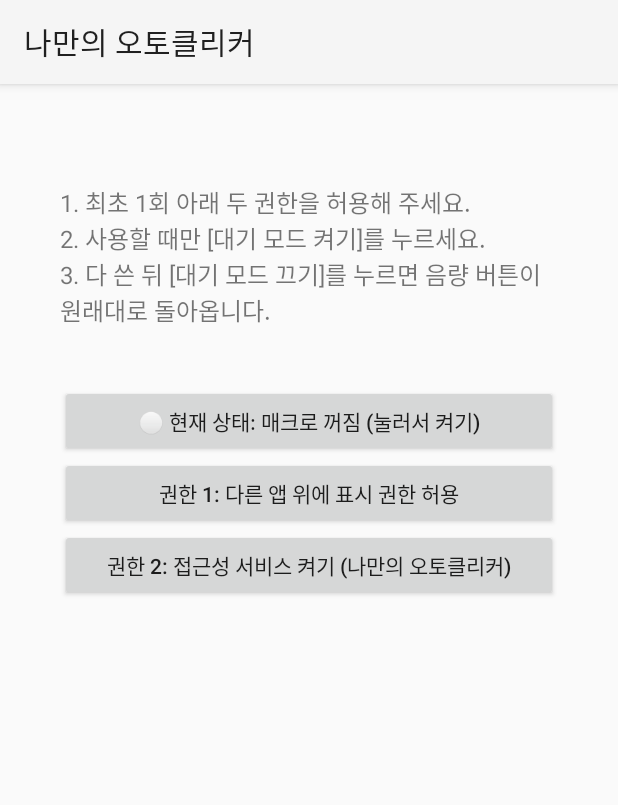
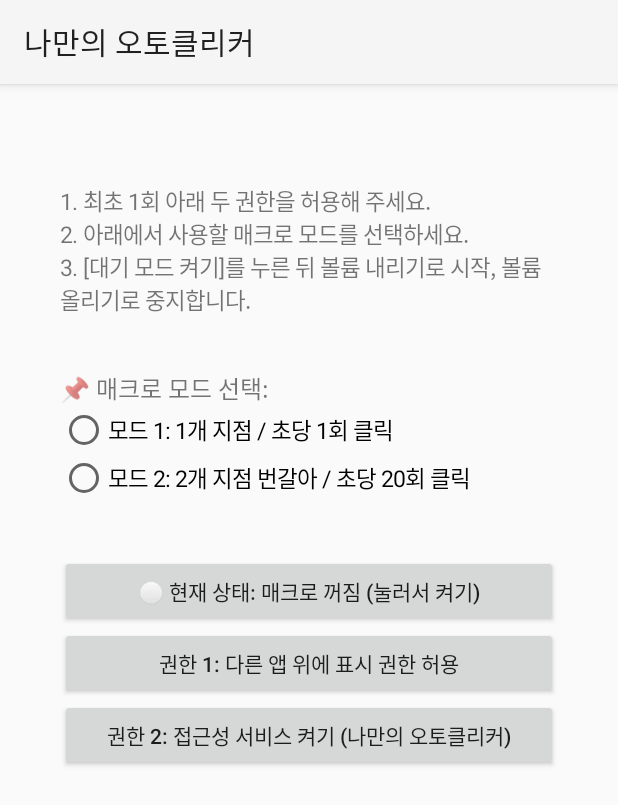
Before and after one commit to borami4567-sketch/macro, an Android app: the screen it shows after launch (MainActivity), on a phone screen of 412 x 824 dp. Shown: the top 805 px of the screen. Run offline under Robolectric (Android 15) with nearby library versions, the phone set to English and light mode, and no system bars; 1 statement that could not run was skipped.

Commit message:
Add macro mode selection to MainActivity

```diff
--- a/app/src/main/java/com/example/autoclicker/MainActivity.java
+++ b/app/src/main/java/com/example/autoclicker/MainActivity.java
@@ -7,6 +7,8 @@ import android.os.Bundle;
 import android.provider.Settings;
 import android.widget.Button;
 import android.widget.LinearLayout;
+import android.widget.RadioButton;
+import android.widget.RadioGroup;
 import android.widget.TextView;
 import android.widget.Toast;
 
@@ -20,9 +22,49 @@ public class MainActivity extends Activity {
         layout.setPadding(60, 100, 60, 60);
 
         TextView guide = new TextView(this);
-        guide.setText("1. 최초 1회 아래 두 권한을 허용해 주세요.\n2. 사용할 때만 [대기 모드 켜기]를 누르세요.\n3. 다 쓴 뒤 [대기 모드 끄기]를 누르면 음량 버튼이 원래대로 돌아옵니다.\n\n");
-        guide.setTextSize(16f);
+        guide.setText("1. 최초 1회 아래 두 권한을 허용해 주세요.\n2. 아래에서 사용할 매크로 모드를 선택하세요.\n3. [대기 모드 켜기]를 누른 뒤 볼륨 내리기로 시작, 볼륨 올리기로 중지합니다.\n\n");
+        guide.setTextSize(15f);
         layout.addView(guide);
+
+        // 모드 선택 라디오 그룹
+        TextView modeTitle = new TextView(this);
+        modeTitle.setText("📌 매크로 모드 선택:");
+        modeTitle.setTextSize(16f);
+        layout.addView(modeTitle);
+
+        RadioGroup radioGroup = new RadioGroup(this);
+
+        RadioButton rbMode1 = new RadioButton(this);
+        rbMode1.setId(1);
+        rbMode1.setText("모드 1: 1개 지점 / 초당 1회 클릭");
+        rbMode1.setTextSize(15f);
+
+        RadioButton rbMode2 = new RadioButton(this);
+        rbMode2.setId(2);
+        rbMode2.setText("모드 2: 2개 지점 번갈아 / 초당 20회 클릭");
+        rbMode2.setTextSize(15f);
+
+        radioGroup.addView(rbMode1);
+        radioGroup.addView(rbMode2);
+
+        if (AutoClickService.macroMode == 2) {
+            rbMode2.setChecked(true);
+        } else {
+            rbMode1.setChecked(true);
+        }
+
+        radioGroup.setOnCheckedChangeListener((group, checkedId) -> {
+            AutoClickService.macroMode = checkedId;
+            if (AutoClickService.instance != null) {
+                AutoClickService.instance.forceStopAll();
+            }
+            Toast.makeText(this, checkedId == 1 ? "모드 1 선택됨 (1지점 / 초당 1회)" : "모드 2 선택됨 (2지점 / 초당 20회)", Toast.LENGTH_SHORT).show();
+        });
+        layout.addView(radioGroup);
+
+        TextView spacer = new TextView(this);
+        spacer.setText("\n");
+        layout.addView(spacer);
 
         Button btnToggle = new Button(this);
         updateToggleText(btnToggle);
```
